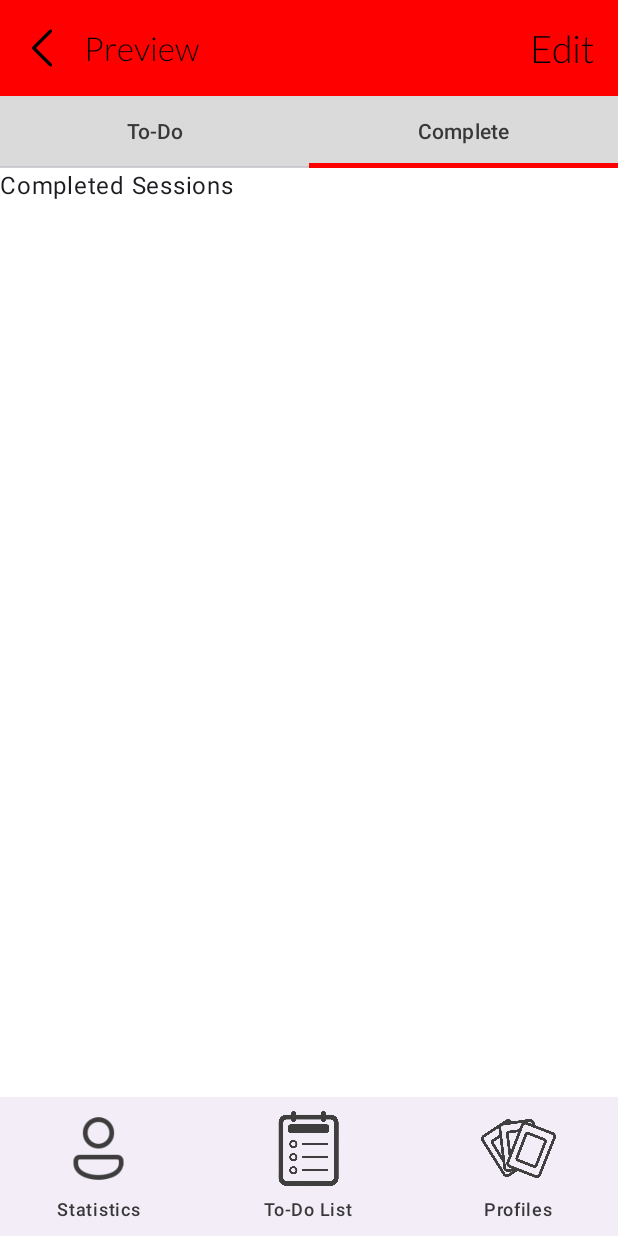
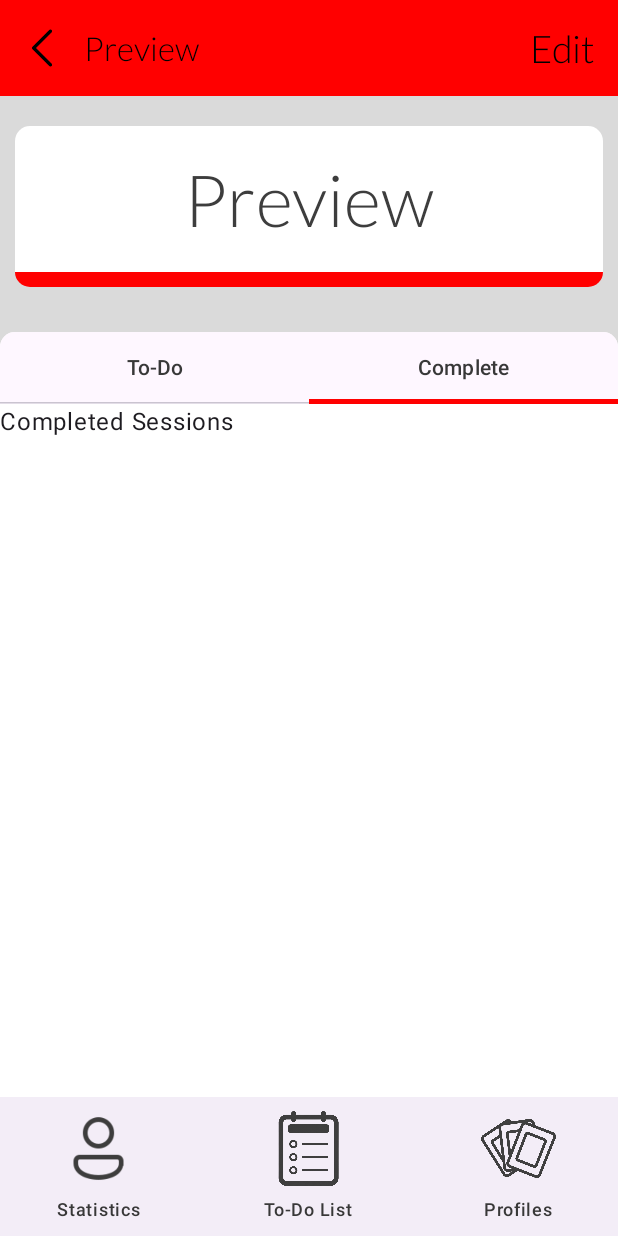
Before and after one commit to piersonh/clockworkandroid, an Android app built with Jetpack Compose: the @Preview function ProfileSessionListPageRetrievedPreview, tab 2 chosen, on a phone screen of 412 x 824 dp. Run offline under Robolectric (Android 15) with nearby library versions, the phone set to English and light mode, and no system bars.

Commit message:
Added more colors to the theme Visual design changes for profile session list page

```diff
--- a/app/src/main/java/com/wordco/clockworkandroid/core/ui/composables/NavBar.kt
+++ b/app/src/main/java/com/wordco/clockworkandroid/core/ui/composables/NavBar.kt
@@ -26,6 +26,7 @@ fun NavBar(
 ) {
     NavigationBar(
         tonalElevation = 5.dp,
+        containerColor = MaterialTheme.colorScheme.surfaceVariant
     ) {
         items.forEach { destination ->
             NavigationBarItem(
--- a/app/src/main/java/com/wordco/clockworkandroid/core/ui/theme/Colors.kt
+++ b/app/src/main/java/com/wordco/clockworkandroid/core/ui/theme/Colors.kt
@@ -13,6 +13,7 @@ internal val lightColorPalette = lightColorScheme(
     onSecondary = Color(0xFFFFFFFF),
     secondaryContainer = Color(0xFF8d6ed4),
     onSecondaryContainer = Color(0xFFf6f5ff),
+    surfaceVariant = Color(0xFFf3edf7),
 )
 
 internal val darkColorPalette = darkColorScheme(
@@ -24,4 +25,6 @@ internal val darkColorPalette = darkColorScheme(
     onSecondary = Color(0xFFFFFFFF),
     secondaryContainer = Color(0xFF8d6ed4),
     onSecondaryContainer = Color(0xFFf6f5ff),
+    surfaceVariant = Color(0xFF211f26),
+    background = Color(0xFF141218)
 )
--- a/app/src/main/java/com/wordco/clockworkandroid/profile_session_list_feature/ui/ProfileSessionListPage.kt
+++ b/app/src/main/java/com/wordco/clockworkandroid/profile_session_list_feature/ui/ProfileSessionListPage.kt
@@ -6,6 +6,7 @@ import androidx.compose.foundation.clickable
 import androidx.compose.foundation.layout.Arrangement
 import androidx.compose.foundation.layout.Box
 import androidx.compose.foundation.layout.Column
+import androidx.compose.foundation.layout.Spacer
 import androidx.compose.foundation.layout.aspectRatio
 import androidx.compose.foundation.layout.fillMaxSize
 import androidx.compose.foundation.layout.fillMaxWidth
@@ -31,6 +32,7 @@ import androidx.compose.material3.TopAppBarDefaults.topAppBarColors
 import androidx.compose.runtime.Composable
 import androidx.compose.runtime.getValue
 import androidx.compose.runtime.rememberCoroutineScope
+import androidx.compose.ui.Alignment
 import androidx.compose.ui.Modifier
 import androidx.compose.ui.draw.clip
 import androidx.compose.ui.graphics.Color
@@ -41,6 +43,7 @@ import androidx.compose.ui.res.painterResource
 import androidx.compose.ui.text.TextStyle
 import androidx.compose.ui.text.style.TextAlign
 import androidx.compose.ui.tooling.preview.Preview
+import androidx.compose.ui.tooling.preview.PreviewLightDark
 import androidx.compose.ui.unit.dp
 import androidx.compose.ui.unit.sp
 import androidx.lifecycle.compose.collectAsStateWithLifecycle
@@ -186,10 +189,61 @@ private fun ProfileSessionListPageRetrieved(
                     Text("Completed Sessions")
                 }
             )
-            TabbedScreen(
-                screens,
-                tabIndicatorColor = uiState.profileColor
-            )
+            Column(
+                modifier = Modifier
+                    .background(MaterialTheme.colorScheme.primaryContainer)
+            ) {
+                Box (
+                    modifier = Modifier
+                        .padding(horizontal = 10.dp, vertical = 20.dp)
+                ) {
+                    Column(
+                        modifier = Modifier
+                            .fillMaxWidth()
+                            .clip(RoundedCornerShape(10.dp)),
+                        horizontalAlignment = Alignment.CenterHorizontally
+                    ) {
+                        Text(
+                            text = uiState.profileName,
+                            style = TextStyle(fontSize = 48.sp),
+                            modifier = Modifier
+                                .background(MaterialTheme.colorScheme.primary)
+                                .fillMaxWidth()
+                                .padding(20.dp),
+                            fontFamily = LATO,
+                            textAlign = TextAlign.Center,
+                            color = MaterialTheme.colorScheme.onPrimary,
+                        )
+
+                        Box (
+                            modifier = Modifier
+                                .background(color = uiState.profileColor)
+                                .fillMaxWidth()
+                                .height(10.dp)
+                        )
+                    }
+                }
+
+                Spacer(
+                    modifier = Modifier.height(10.dp)
+                )
+
+                Box(
+                    modifier = Modifier
+                        .clip(
+                            shape = RoundedCornerShape(
+                                topStart = 10.dp,
+                                topEnd = 10.dp,
+                            )
+                        )
+                        .background(MaterialTheme.colorScheme.primary)
+                ) {
+                    TabbedScreen(
+                        screens,
+                        tabIndicatorColor = uiState.profileColor
+                    )
+                }
+            }
         }
     }
 }
@@ -212,7 +266,7 @@ fun TabbedScreen(
         TabRow(
             selectedTabIndex = pagerState.currentPage,
             contentColor = MaterialTheme.colorScheme.onPrimaryContainer,
-            containerColor = MaterialTheme.colorScheme.primaryContainer,
+            containerColor = MaterialTheme.colorScheme.background,
             indicator = { tabPositions ->
                 TabRowDefaults.SecondaryIndicator(
                     color = tabIndicatorColor,
@@ -256,6 +310,10 @@ private fun SessionList(
         LazyColumn(
             verticalArrangement = Arrangement.spacedBy(5.dp),
         ) {
+            item {
+                Spacer(Modifier)
+            }
+
             items(
                 items = sessions,
                 key = { it.id }
@@ -332,7 +390,7 @@ private fun ProfileSessionListPageRetrievedPreview() {
     }
 }
 
-@Preview
+@PreviewLightDark
 @Composable
 private fun ProfileSessionListPageRetrievingPreview() {
     ClockworkTheme {
```
